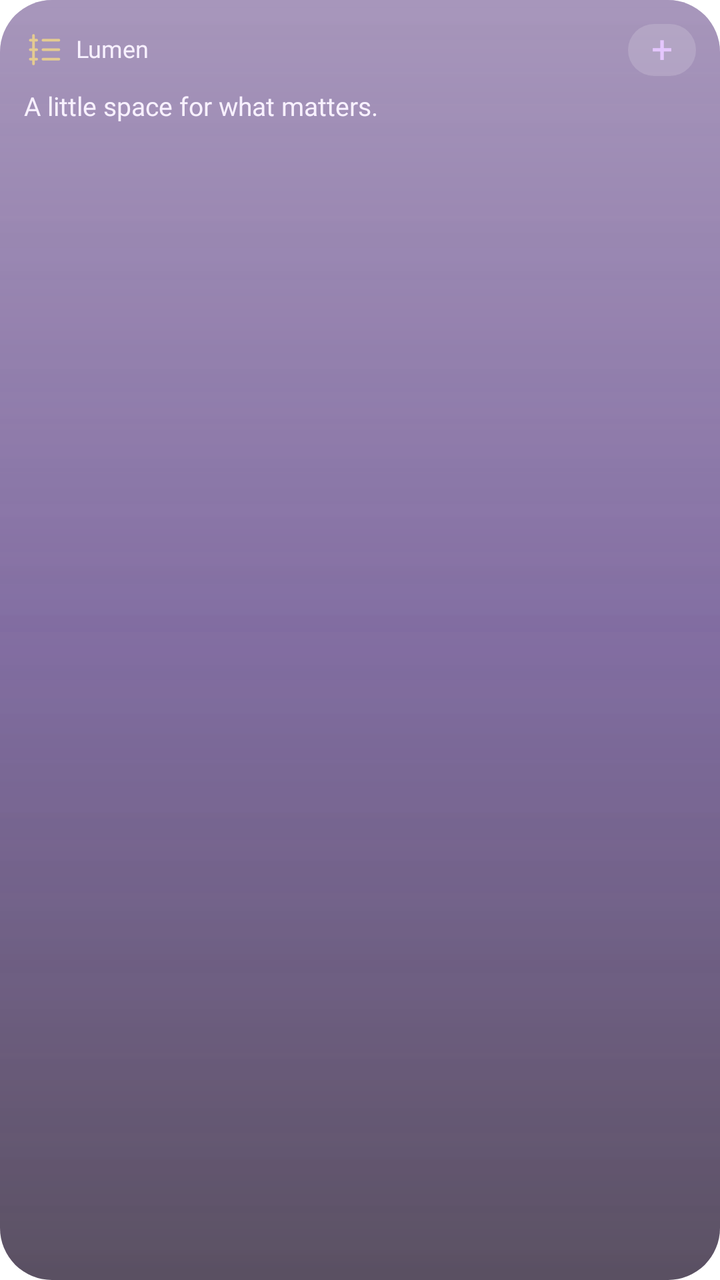
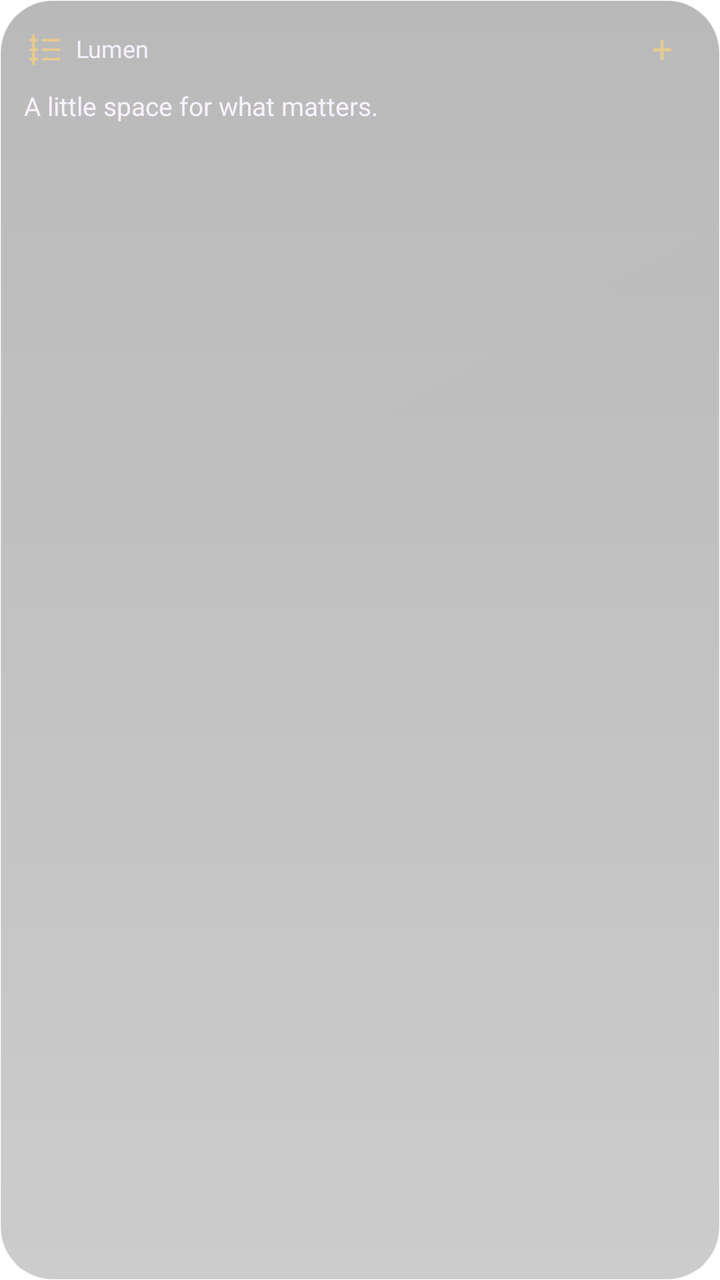

The first picture is an Android layout as it rendered before a commit; the second is the same layout after the commit. The layout source and the unified diff follow.
<!-- AndroidManifest.xml: application theme Theme.Lumen -->
<!-- res/layout/lumen_widget_trip.xml -->
<?xml version='1.0' encoding='utf-8'?>
<LinearLayout xmlns:android="http://schemas.android.com/apk/res/android" android:id="@+id/widget_root" android:layout_width="match_parent" android:layout_height="match_parent" android:orientation="vertical" android:padding="12dp" android:background="@drawable/widget_glass_dark_balanced">
    <LinearLayout android:layout_width="match_parent" android:layout_height="wrap_content" android:orientation="horizontal" android:gravity="center_vertical">
        <ImageView android:id="@+id/widget_icon" android:layout_width="19dp" android:layout_height="19dp" android:contentDescription="@null" android:src="@drawable/widget_ic_tasks" />
        <TextView android:id="@+id/widget_title" android:layout_width="0dp" android:layout_weight="1" android:layout_height="wrap_content" android:layout_marginStart="7dp" android:text="@string/widget_name" android:textColor="#F8F1FF" android:textSize="12sp" android:fontFamily="@font/outfit_medium" android:maxLines="1" android:ellipsize="end" android:includeFontPadding="false" />
        <TextView android:id="@+id/widget_action" android:layout_width="34dp" android:layout_height="26dp" android:gravity="center" android:text="@string/widget_plus" android:textSize="19sp" android:textColor="#E4C6FF" android:contentDescription="@string/widget_open" android:background="@drawable/widget_control" android:includeFontPadding="false" />
    </LinearLayout>
    <LinearLayout android:layout_width="match_parent" android:layout_height="wrap_content" android:orientation="horizontal" android:baselineAligned="false" android:gravity="center_vertical" android:layout_marginTop="4dp">
        <LinearLayout android:layout_width="0dp" android:layout_weight="1" android:layout_height="wrap_content" android:orientation="vertical" android:paddingStart="0dp" android:paddingEnd="12dp">
            <TextView android:id="@+id/widget_detail" android:layout_width="match_parent" android:layout_height="wrap_content" android:layout_marginTop="4dp" android:text="@string/widget_preview_detail" android:textColor="#F8F1FF" android:textSize="13sp" android:fontFamily="@font/outfit_medium" android:maxLines="2" android:ellipsize="end" android:includeFontPadding="false" />
            <TextView android:id="@+id/widget_status" android:layout_width="match_parent" android:layout_height="wrap_content" android:layout_marginTop="2dp" android:textColor="#C8B8D8" android:textSize="10sp" android:maxLines="2" android:ellipsize="end" android:includeFontPadding="false" />
        </LinearLayout>
        <LinearLayout android:id="@+id/widget_photos" android:layout_width="100dp" android:layout_height="64dp" android:layout_marginTop="4dp" android:orientation="horizontal" android:gravity="center_vertical" android:visibility="gone">
            <ImageView android:id="@+id/widget_photo1" android:layout_width="100dp" android:layout_height="64dp" android:layout_marginEnd="4dp" android:scaleType="centerCrop" android:background="@drawable/widget_photo_frame" android:contentDescription="@string/widget_photo" android:visibility="gone" />
            <ImageView android:id="@+id/widget_photo2" android:layout_width="100dp" android:layout_height="64dp" android:layout_marginEnd="4dp" android:scaleType="centerCrop" android:background="@drawable/widget_photo_frame" android:contentDescription="@string/widget_photo" android:visibility="gone" />
            <ImageView android:id="@+id/widget_photo3" android:layout_width="100dp" android:layout_height="64dp" android:layout_marginEnd="4dp" android:scaleType="centerCrop" android:background="@drawable/widget_photo_frame" android:contentDescription="@string/widget_photo" android:visibility="gone" />
            <ImageView android:id="@+id/widget_photo4" android:layout_width="100dp" android:layout_height="64dp" android:layout_marginEnd="4dp" android:scaleType="centerCrop" android:background="@drawable/widget_photo_frame" android:contentDescription="@string/widget_photo" android:visibility="gone" />
        </LinearLayout>
    </LinearLayout>
    <Chronometer android:id="@+id/widget_timer" android:layout_width="match_parent" android:layout_height="24dp" android:textColor="#F8F1FF" android:textSize="20sp" android:fontFamily="@font/outfit_medium" android:visibility="gone" android:includeFontPadding="false" />
    <LinearLayout android:id="@+id/widget_photo_names" android:layout_width="match_parent" android:layout_height="12dp" android:orientation="horizontal" android:visibility="gone">
        <TextView android:id="@+id/widget_person1" android:layout_width="0dp" android:layout_weight="1" android:layout_height="match_parent" android:textColor="#C8B8D8" android:textSize="9sp" android:gravity="center" android:maxLines="1" android:ellipsize="end" android:includeFontPadding="false" />
        <TextView android:id="@+id/widget_person2" android:layout_width="0dp" android:layout_weight="1" android:layout_height="match_parent" android:textColor="#C8B8D8" android:textSize="9sp" android:gravity="center" android:maxLines="1" android:ellipsize="end" android:includeFontPadding="false" />
        <TextView android:id="@+id/widget_person3" android:layout_width="0dp" android:layout_weight="1" android:layout_height="match_parent" android:textColor="#C8B8D8" android:textSize="9sp" android:gravity="center" android:maxLines="1" android:ellipsize="end" android:includeFontPadding="false" />
        <TextView android:id="@+id/widget_person4" android:layout_width="0dp" android:layout_weight="1" android:layout_height="match_parent" android:textColor="#C8B8D8" android:textSize="9sp" android:gravity="center" android:maxLines="1" android:ellipsize="end" android:includeFontPadding="false" />
    </LinearLayout>
    <LinearLayout android:id="@+id/widget_row1" android:layout_width="match_parent" android:layout_height="24dp" android:orientation="horizontal" android:gravity="center_vertical" android:visibility="gone">
        <TextView android:id="@+id/widget_check1" android:layout_width="34dp" android:layout_height="match_parent" android:text="@string/widget_circle" android:textColor="#E4C6FF" android:textSize="22sp" android:gravity="center_vertical" android:includeFontPadding="false" />
        <TextView android:id="@+id/widget_task1" android:layout_width="0dp" android:layout_weight="1" android:layout_height="wrap_content" android:textColor="#F8F1FF" android:textSize="12sp" android:maxLines="1" android:ellipsize="end" android:includeFontPadding="false" />
    </LinearLayout>
    <LinearLayout android:id="@+id/widget_row2" android:layout_width="match_parent" android:layout_height="24dp" android:orientation="horizontal" android:gravity="center_vertical" android:visibility="gone">
        <TextView android:id="@+id/widget_check2" android:layout_width="34dp" android:layout_height="match_parent" android:text="@string/widget_circle" android:textColor="#E4C6FF" android:textSize="22sp" android:gravity="center_vertical" android:includeFontPadding="false" />
        <TextView android:id="@+id/widget_task2" android:layout_width="0dp" android:layout_weight="1" android:layout_height="wrap_content" android:textColor="#F8F1FF" android:textSize="12sp" android:maxLines="1" android:ellipsize="end" android:includeFontPadding="false" />
    </LinearLayout>
    <TextView android:id="@+id/widget_button" android:layout_width="match_parent" android:layout_height="28dp" android:layout_marginTop="4dp" android:gravity="center" android:textColor="#2A1048" android:fontFamily="@font/outfit_medium" android:textSize="12sp" android:background="@drawable/widget_pill" android:visibility="gone" android:includeFontPadding="false" />
    <ProgressBar android:id="@+id/widget_meter" android:layout_width="match_parent" android:layout_height="4dp" android:layout_marginTop="8dp" android:max="100" android:progressTint="#C084FC" android:progressBackgroundTint="#33E4C6FF" android:visibility="gone" style="?android:attr/progressBarStyleHorizontal" />
</LinearLayout>
<!-- resources referenced by this layout -->
<resources>
  <!-- drawable widget_control (drawable) -->
  <?xml version="1.0" encoding="utf-8"?>
  <shape xmlns:android="http://schemas.android.com/apk/res/android">
      <corners android:radius="16dp" />
      <solid android:color="#28FFFFFF" />
  </shape>
  <!-- drawable widget_glass_dark_balanced (drawable) -->
  <?xml version="1.0" encoding="utf-8"?>
  <layer-list xmlns:android="http://schemas.android.com/apk/res/android">
      <item>
          <shape>
              <corners android:radius="26dp" />
              <gradient
                  android:angle="270"
                  android:startColor="#993B1568"
                  android:centerColor="#A62E1060"
                  android:endColor="#B314061F" />
          </shape>
      </item>
      <item>
          <shape>
              <corners android:radius="26dp" />
              <gradient
                  android:angle="270"
                  android:startColor="#40FFFFFF"
                  android:centerColor="#18E4C6FF"
                  android:endColor="#00FFFFFF" />
          </shape>
      </item>
  </layer-list>
  <!-- drawable widget_ic_tasks (drawable) -->
  <vector xmlns:android="http://schemas.android.com/apk/res/android" android:width="24dp" android:height="24dp" android:viewportWidth="24" android:viewportHeight="24"><path android:pathData="M4,6 L8,6 M12,6 L22,6 M4,12 L8,12 M12,12 L22,12 M4,18 L8,18 M12,18 L22,18 M6,3 L6,9 M6,9 L6,15 M6,15 L6,21" android:fillColor="@android:color/transparent" android:strokeColor="#E4CB91" android:strokeWidth="1.7" android:strokeLineCap="round" android:strokeLineJoin="round" /></vector>
  <!-- drawable widget_photo_frame (drawable) -->
  <?xml version="1.0" encoding="utf-8"?>
  <shape xmlns:android="http://schemas.android.com/apk/res/android">
      <corners android:radius="16dp" />
      <solid android:color="#3314061F" />
  </shape>
  <!-- drawable widget_pill (drawable) -->
  <?xml version="1.0" encoding="utf-8"?>
  <shape xmlns:android="http://schemas.android.com/apk/res/android">
      <corners android:radius="22dp" />
      <gradient
          android:angle="0"
          android:startColor="#E9D5FF"
          android:centerColor="#D8B4FE"
          android:endColor="#F0ABFC" />
  </shape>
  <string name="widget_circle">○</string>
  <string name="widget_name">Lumen</string>
  <string name="widget_open">Open widget</string>
  <string name="widget_photo">Photo</string>
  <string name="widget_plus">+</string>
  <string name="widget_preview_detail">A little space for what matters.</string>
  <style name="Theme.Lumen" parent="android:Theme.Material.NoActionBar">
          <item name="android:windowShowWallpaper">true</item>
          <item name="android:windowBackground">@android:color/transparent</item>
          <item name="android:colorBackgroundCacheHint">@null</item>
          <item name="android:statusBarColor">@android:color/transparent</item>
          <item name="android:navigationBarColor">@android:color/transparent</item>
          <item name="android:windowDrawsSystemBarBackgrounds">true</item>
          <item name="android:windowLightStatusBar">false</item>
      </style>
</resources>

<!-- the commit's change to res/layout/lumen_widget_trip.xml (unified diff, before → after) -->
@@ -3,12 +3,12 @@
     <LinearLayout android:layout_width="match_parent" android:layout_height="wrap_content" android:orientation="horizontal" android:gravity="center_vertical">
         <ImageView android:id="@+id/widget_icon" android:layout_width="19dp" android:layout_height="19dp" android:contentDescription="@null" android:src="@drawable/widget_ic_tasks" />
         <TextView android:id="@+id/widget_title" android:layout_width="0dp" android:layout_weight="1" android:layout_height="wrap_content" android:layout_marginStart="7dp" android:text="@string/widget_name" android:textColor="#F8F1FF" android:textSize="12sp" android:fontFamily="@font/outfit_medium" android:maxLines="1" android:ellipsize="end" android:includeFontPadding="false" />
-        <TextView android:id="@+id/widget_action" android:layout_width="34dp" android:layout_height="26dp" android:gravity="center" android:text="@string/widget_plus" android:textSize="19sp" android:textColor="#E4C6FF" android:contentDescription="@string/widget_open" android:background="@drawable/widget_control" android:includeFontPadding="false" />
+        <TextView android:id="@+id/widget_action" android:layout_width="34dp" android:layout_height="26dp" android:gravity="center" android:text="@string/widget_plus" android:textSize="19sp" android:textColor="#E4CB91" android:contentDescription="@string/widget_open" android:background="@drawable/widget_control" android:includeFontPadding="false" />
     </LinearLayout>
     <LinearLayout android:layout_width="match_parent" android:layout_height="wrap_content" android:orientation="horizontal" android:baselineAligned="false" android:gravity="center_vertical" android:layout_marginTop="4dp">
         <LinearLayout android:layout_width="0dp" android:layout_weight="1" android:layout_height="wrap_content" android:orientation="vertical" android:paddingStart="0dp" android:paddingEnd="12dp">
             <TextView android:id="@+id/widget_detail" android:layout_width="match_parent" android:layout_height="wrap_content" android:layout_marginTop="4dp" android:text="@string/widget_preview_detail" android:textColor="#F8F1FF" android:textSize="13sp" android:fontFamily="@font/outfit_medium" android:maxLines="2" android:ellipsize="end" android:includeFontPadding="false" />
-            <TextView android:id="@+id/widget_status" android:layout_width="match_parent" android:layout_height="wrap_content" android:layout_marginTop="2dp" android:textColor="#C8B8D8" android:textSize="10sp" android:maxLines="2" android:ellipsize="end" android:includeFontPadding="false" />
+            <TextView android:id="@+id/widget_status" android:layout_width="match_parent" android:layout_height="wrap_content" android:layout_marginTop="2dp" android:textColor="#C4F8F1FF" android:textSize="10sp" android:maxLines="2" android:ellipsize="end" android:includeFontPadding="false" />
         </LinearLayout>
         <LinearLayout android:id="@+id/widget_photos" android:layout_width="100dp" android:layout_height="64dp" android:layout_marginTop="4dp" android:orientation="horizontal" android:gravity="center_vertical" android:visibility="gone">
             <ImageView android:id="@+id/widget_photo1" android:layout_width="100dp" android:layout_height="64dp" android:layout_marginEnd="4dp" android:scaleType="centerCrop" android:background="@drawable/widget_photo_frame" android:contentDescription="@string/widget_photo" android:visibility="gone" />
@@ -19,17 +19,17 @@
     </LinearLayout>
     <Chronometer android:id="@+id/widget_timer" android:layout_width="match_parent" android:layout_height="24dp" android:textColor="#F8F1FF" android:textSize="20sp" android:fontFamily="@font/outfit_medium" android:visibility="gone" android:includeFontPadding="false" />
     <LinearLayout android:id="@+id/widget_photo_names" android:layout_width="match_parent" android:layout_height="12dp" android:orientation="horizontal" android:visibility="gone">
-        <TextView android:id="@+id/widget_person1" android:layout_width="0dp" android:layout_weight="1" android:layout_height="match_parent" android:textColor="#C8B8D8" android:textSize="9sp" android:gravity="center" android:maxLines="1" android:ellipsize="end" android:includeFontPadding="false" />
-        <TextView android:id="@+id/widget_person2" android:layout_width="0dp" android:layout_weight="1" android:layout_height="match_parent" android:textColor="#C8B8D8" android:textSize="9sp" android:gravity="center" android:maxLines="1" android:ellipsize="end" android:includeFontPadding="false" />
-        <TextView android:id="@+id/widget_person3" android:layout_width="0dp" android:layout_weight="1" android:layout_height="match_parent" android:textColor="#C8B8D8" android:textSize="9sp" android:gravity="center" android:maxLines="1" android:ellipsize="end" android:includeFontPadding="false" />
-        <TextView android:id="@+id/widget_person4" android:layout_width="0dp" android:layout_weight="1" android:layout_height="match_parent" android:textColor="#C8B8D8" android:textSize="9sp" android:gravity="center" android:maxLines="1" android:ellipsize="end" android:includeFontPadding="false" />
+        <TextView android:id="@+id/widget_person1" android:layout_width="0dp" android:layout_weight="1" android:layout_height="match_parent" android:textColor="#C4F8F1FF" android:textSize="9sp" android:gravity="center" android:maxLines="1" android:ellipsize="end" android:includeFontPadding="false" />
+        <TextView android:id="@+id/widget_person2" android:layout_width="0dp" android:layout_weight="1" android:layout_height="match_parent" android:textColor="#C4F8F1FF" android:textSize="9sp" android:gravity="center" android:maxLines="1" android:ellipsize="end" android:includeFontPadding="false" />
+        <TextView android:id="@+id/widget_person3" android:layout_width="0dp" android:layout_weight="1" android:layout_height="match_parent" android:textColor="#C4F8F1FF" android:textSize="9sp" android:gravity="center" android:maxLines="1" android:ellipsize="end" android:includeFontPadding="false" />
+        <TextView android:id="@+id/widget_person4" android:layout_width="0dp" android:layout_weight="1" android:layout_height="match_parent" android:textColor="#C4F8F1FF" android:textSize="9sp" android:gravity="center" android:maxLines="1" android:ellipsize="end" android:includeFontPadding="false" />
     </LinearLayout>
     <LinearLayout android:id="@+id/widget_row1" android:layout_width="match_parent" android:layout_height="24dp" android:orientation="horizontal" android:gravity="center_vertical" android:visibility="gone">
-        <TextView android:id="@+id/widget_check1" android:layout_width="34dp" android:layout_height="match_parent" android:text="@string/widget_circle" android:textColor="#E4C6FF" android:textSize="22sp" android:gravity="center_vertical" android:includeFontPadding="false" />
+        <TextView android:id="@+id/widget_check1" android:layout_width="34dp" android:layout_height="match_parent" android:text="@string/widget_circle" android:textColor="#E4CB91" android:textSize="22sp" android:gravity="center_vertical" android:includeFontPadding="false" />
         <TextView android:id="@+id/widget_task1" android:layout_width="0dp" android:layout_weight="1" android:layout_height="wrap_content" android:textColor="#F8F1FF" android:textSize="12sp" android:maxLines="1" android:ellipsize="end" android:includeFontPadding="false" />
     </LinearLayout>
     <LinearLayout android:id="@+id/widget_row2" android:layout_width="match_parent" android:layout_height="24dp" android:orientation="horizontal" android:gravity="center_vertical" android:visibility="gone">
-        <TextView android:id="@+id/widget_check2" android:layout_width="34dp" android:layout_height="match_parent" android:text="@string/widget_circle" android:textColor="#E4C6FF" android:textSize="22sp" android:gravity="center_vertical" android:includeFontPadding="false" />
+        <TextView android:id="@+id/widget_check2" android:layout_width="34dp" android:layout_height="match_parent" android:text="@string/widget_circle" android:textColor="#E4CB91" android:textSize="22sp" android:gravity="center_vertical" android:includeFontPadding="false" />
         <TextView android:id="@+id/widget_task2" android:layout_width="0dp" android:layout_weight="1" android:layout_height="wrap_content" android:textColor="#F8F1FF" android:textSize="12sp" android:maxLines="1" android:ellipsize="end" android:includeFontPadding="false" />
     </LinearLayout>
     <TextView android:id="@+id/widget_button" android:layout_width="match_parent" android:layout_height="28dp" android:layout_marginTop="4dp" android:gravity="center" android:textColor="#2A1048" android:fontFamily="@font/outfit_medium" android:textSize="12sp" android:background="@drawable/widget_pill" android:visibility="gone" android:includeFontPadding="false" />
<!-- resource entries referenced after the edit -->
@@ -2,51 +2,31 @@
 <resources>
   <!-- drawable widget_control (drawable) -->
   <?xml version="1.0" encoding="utf-8"?>
-  <shape xmlns:android="http://schemas.android.com/apk/res/android">
-      <corners android:radius="16dp" />
-      <solid android:color="#28FFFFFF" />
-  </shape>
+  <shape xmlns:android="http://schemas.android.com/apk/res/android"><solid android:color="#00000000" /></shape>
   <!-- drawable widget_glass_dark_balanced (drawable) -->
   <?xml version="1.0" encoding="utf-8"?>
   <layer-list xmlns:android="http://schemas.android.com/apk/res/android">
-      <item>
-          <shape>
-              <corners android:radius="26dp" />
-              <gradient
-                  android:angle="270"
-                  android:startColor="#993B1568"
-                  android:centerColor="#A62E1060"
-                  android:endColor="#B314061F" />
-          </shape>
-      </item>
-      <item>
-          <shape>
-              <corners android:radius="26dp" />
-              <gradient
-                  android:angle="270"
-                  android:startColor="#40FFFFFF"
-                  android:centerColor="#18E4C6FF"
-                  android:endColor="#00FFFFFF" />
-          </shape>
-      </item>
+    <item><shape>
+      <corners android:radius="26dp" />
+      <gradient android:angle="270" android:startColor="#47000000" android:endColor="#33000000" />
+      <stroke android:width="0.8dp" android:color="#33FFFFFF" />
+  </shape></item>
+    <item><shape>
+      <corners android:radius="26dp" />
+      <gradient android:angle="315" android:startColor="#04FFFFFF" android:endColor="#00FFFFFF" />
+    </shape></item>
   </layer-list>
   <!-- drawable widget_ic_tasks (drawable) -->
   <vector xmlns:android="http://schemas.android.com/apk/res/android" android:width="24dp" android:height="24dp" android:viewportWidth="24" android:viewportHeight="24"><path android:pathData="M4,6 L8,6 M12,6 L22,6 M4,12 L8,12 M12,12 L22,12 M4,18 L8,18 M12,18 L22,18 M6,3 L6,9 M6,9 L6,15 M6,15 L6,21" android:fillColor="@android:color/transparent" android:strokeColor="#E4CB91" android:strokeWidth="1.7" android:strokeLineCap="round" android:strokeLineJoin="round" /></vector>
   <!-- drawable widget_photo_frame (drawable) -->
   <?xml version="1.0" encoding="utf-8"?>
-  <shape xmlns:android="http://schemas.android.com/apk/res/android">
-      <corners android:radius="16dp" />
-      <solid android:color="#3314061F" />
-  </shape>
+  <shape xmlns:android="http://schemas.android.com/apk/res/android"><solid android:color="#00000000" /></shape>
   <!-- drawable widget_pill (drawable) -->
   <?xml version="1.0" encoding="utf-8"?>
   <shape xmlns:android="http://schemas.android.com/apk/res/android">
       <corners android:radius="22dp" />
-      <gradient
-          android:angle="0"
-          android:startColor="#E9D5FF"
-          android:centerColor="#D8B4FE"
-          android:endColor="#F0ABFC" />
+      <gradient android:angle="270" android:startColor="#EAD8AD" android:endColor="#DBC18A" />
+      <stroke android:width="0.7dp" android:color="#50FFFFFF" />
   </shape>
   <string name="widget_circle">○</string>
   <string name="widget_name">Lumen</string>
